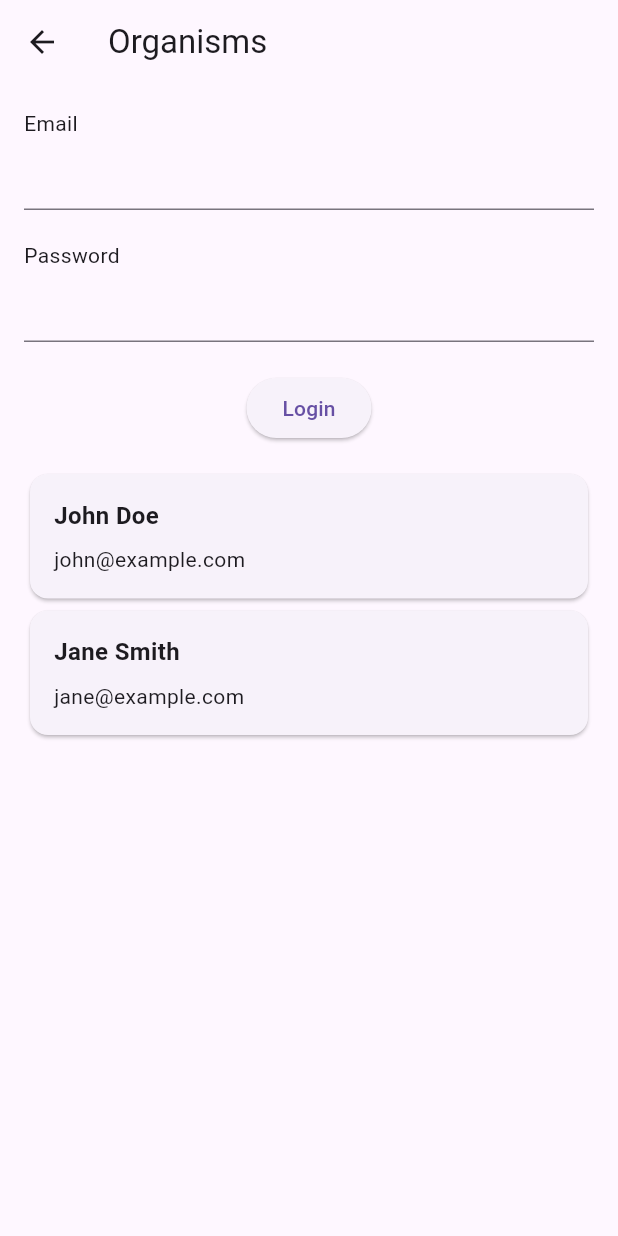
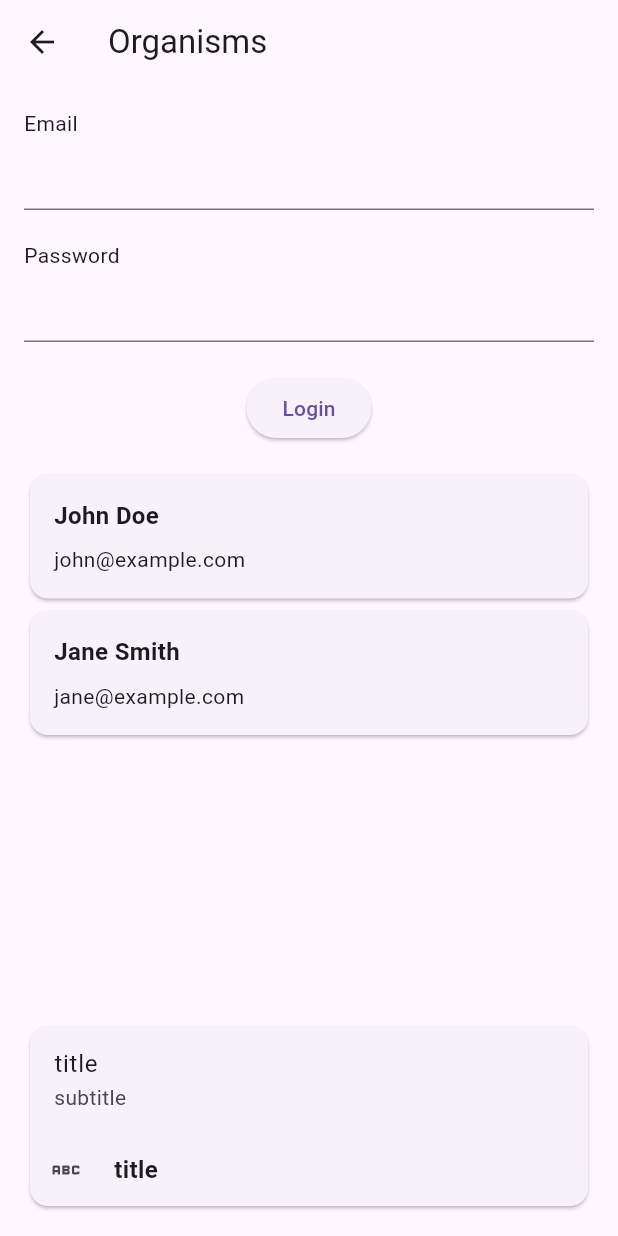
Before and after one commit to jorge-bobrek/fake_store_widgets_package, a Flutter app: the screen it shows after launch, after a tap on "Organisms", on a phone screen of 412 x 824 dp. Run offline on Flutter 3.47's test engine with Material 3 defaults, Android fonts, the phone set to English and light mode, and no system bars.

Commit message:
Add new element

```diff
--- a/example/lib/main.dart
+++ b/example/lib/main.dart
@@ -1,4 +1,5 @@
 import 'package:flutter/material.dart';
+import 'package:example/pages/home_page.dart';
 import 'package:example/pages/atoms_page.dart';
 import 'package:example/pages/molecules_page.dart';
 import 'package:example/pages/organisms_page.dart';
@@ -28,48 +29,3 @@ class Showcase extends StatelessWidget {
     );
   }
 }
-
-class HomePage extends StatelessWidget {
-  const HomePage({super.key});
-
-  @override
-  Widget build(BuildContext context) {
-    return Scaffold(
-      appBar: AppBar(title: const Text('Atomic Design Showcase')),
-      body: ListView(
-        children: [
-          ListTile(
-            title: const Text('Atoms'),
-            onTap: () {
-              Navigator.pushNamed(context, '/atoms');
-            },
-          ),
-          ListTile(
-            title: const Text('Molecules'),
-            onTap: () {
-              Navigator.pushNamed(context, '/molecules');
-            },
-          ),
-          ListTile(
-            title: const Text('Organisms'),
-            onTap: () {
-              Navigator.pushNamed(context, '/organisms');
-            },
-          ),
-          ListTile(
-            title: const Text('Templates'),
-            onTap: () {
-              Navigator.pushNamed(context, '/templates');
-            },
-          ),
-          ListTile(
-            title: const Text('Pages'),
-            onTap: () {
-              Navigator.pushNamed(context, '/pages');
-            },
-          ),
-        ],
-      ),
-    );
-  }
-}
--- a/example/lib/pages/atoms_page.dart
+++ b/example/lib/pages/atoms_page.dart
@@ -16,6 +16,10 @@ class AtomsPage extends StatelessWidget {
             ButtonWidget(label: 'Click Me', onPressed: () {}),
             const SizedBox(height: 16),
             const LabelWidget(text: 'This is a label'),
+            IconButtonWidget(
+              icon: Icons.abc,
+              onPressed: () {},
+            )
           ],
         ),
       ),
--- /dev/null
+++ b/example/lib/pages/home_page.dart
@@ -0,0 +1,47 @@
+
+import 'package:flutter/material.dart';
+
+class HomePage extends StatelessWidget {
+  const HomePage({super.key});
+
+  @override
+  Widget build(BuildContext context) {
+    return Scaffold(
+      appBar: AppBar(title: const Text('Atomic Design Showcase')),
+      body: ListView(
+        children: [
+          ListTile(
+            title: const Text('Atoms'),
+            onTap: () {
+              Navigator.pushNamed(context, '/atoms');
+            },
+          ),
+          ListTile(
+            title: const Text('Molecules'),
+            onTap: () {
+              Navigator.pushNamed(context, '/molecules');
+            },
+          ),
+          ListTile(
+            title: const Text('Organisms'),
+            onTap: () {
+              Navigator.pushNamed(context, '/organisms');
+            },
+          ),
+          ListTile(
+            title: const Text('Templates'),
+            onTap: () {
+              Navigator.pushNamed(context, '/templates');
+            },
+          ),
+          ListTile(
+            title: const Text('Pages'),
+            onTap: () {
+              Navigator.pushNamed(context, '/pages');
+            },
+          ),
+        ],
+      ),
+    );
+  }
+}
--- a/example/lib/pages/molecules_page.dart
+++ b/example/lib/pages/molecules_page.dart
@@ -17,6 +17,7 @@ class MoleculesPage extends StatelessWidget {
             const SizedBox(height: 16),
             const ProfileCardWidget(
                 name: 'John Doe', email: 'john@example.com'),
+                LabelledIconWidget(label: "Example", icon: Icons.abc, onPressed: () {}),
           ],
         ),
       ),
--- a/example/lib/pages/organisms_page.dart
+++ b/example/lib/pages/organisms_page.dart
@@ -13,9 +13,7 @@ class OrganismsPage extends StatelessWidget {
         child: Column(
           children: [
             LoginFormWidget(
-              onLogin: (String email, String password) {
-                // Controlar inicio de sesión
-              },
+              onLogin: (String email, String password) {},
             ),
             const SizedBox(height: 16),
             const Expanded(
@@ -26,6 +24,13 @@ class OrganismsPage extends StatelessWidget {
                 ],
               ),
             ),
+            const SizedBox(height: 16),
+            CardWithIconWidget(
+              title: "title",
+              subtitle: "subtitle",
+              icon: Icons.abc,
+              onPressed: () {},
+            )
           ],
         ),
       ),
--- a/example/lib/pages/pages_tab_page.dart
+++ b/example/lib/pages/pages_tab_page.dart
@@ -7,7 +7,7 @@ class PagesTabPage extends StatelessWidget {
   @override
   Widget build(BuildContext context) {
     return DefaultTabController(
-      length: 2,
+      length: 3,
       child: Scaffold(
         appBar: AppBar(
           title: const Text('Pages'),
@@ -15,6 +15,7 @@ class PagesTabPage extends StatelessWidget {
             tabs: [
               Tab(text: 'Login Page'),
               Tab(text: 'Profile List Page'),
+              Tab(text: 'Icon Page'),
             ],
           ),
         ),
@@ -22,6 +23,7 @@ class PagesTabPage extends StatelessWidget {
           children: [
             LoginPage(),
             ProfileListPage(),
+            IconPage()
           ],
         ),
       ),
--- a/example/lib/pages/templates_tab_page.dart
+++ b/example/lib/pages/templates_tab_page.dart
@@ -7,7 +7,7 @@ class TemplatesTabPage extends StatelessWidget {
   @override
   Widget build(BuildContext context) {
     return DefaultTabController(
-      length: 2,
+      length: 3,
       child: Scaffold(
         appBar: AppBar(
           title: const Text('Templates'),
@@ -15,6 +15,7 @@ class TemplatesTabPage extends StatelessWidget {
             tabs: [
               Tab(text: 'Login Template'),
               Tab(text: 'Profile List Template'),
+              Tab(text: 'Icon template'),
             ],
           ),
         ),
@@ -32,7 +33,14 @@ class TemplatesTabPage extends StatelessWidget {
                 {'name': 'Example Name 1', 'email': 'email@example.com'},
                 {'name': 'Example Name 2', 'email': 'email@example.com'},
               ],
-            )
+            ),
+            IconTemplate(title: "title", items: [
+              IconItem(
+                  title: "title",
+                  subtitle: "subtitle",
+                  icon: Icons.abc,
+                  onPressed: () {})
+            ])
           ],
         ),
       ),
--- a/lib/atomic_design.dart
+++ b/lib/atomic_design.dart
@@ -1,10 +1,15 @@
 export 'package:atomic_design/presentation/atoms/button_widget.dart';
 export 'package:atomic_design/presentation/atoms/label_widget.dart';
+export 'package:atomic_design/presentation/atoms/icon_button_widget.dart';
 export 'package:atomic_design/presentation/molecules/labelled_input_widget.dart';
 export 'package:atomic_design/presentation/molecules/profile_card_widget.dart';
+export 'package:atomic_design/presentation/molecules/labelled_icon_widget.dart.dart';
 export 'package:atomic_design/presentation/organisms/login_form_widget.dart';
 export 'package:atomic_design/presentation/organisms/profile_list_widget.dart';
+export 'package:atomic_design/presentation/organisms/card_with_icon_widget.dart';
 export 'package:atomic_design/presentation/pages/login_page.dart';
 export 'package:atomic_design/presentation/pages/profile_list_page.dart';
+export 'package:atomic_design/presentation/pages/icon_page.dart';
 export 'package:atomic_design/presentation/templates/profile_page_template_widget.dart';
 export 'package:atomic_design/presentation/templates/login_template_widget.dart';
+export 'package:atomic_design/presentation/templates/icon_template.dart';
--- /dev/null
+++ b/lib/presentation/atoms/icon_button_widget.dart
@@ -0,0 +1,16 @@
+import 'package:flutter/material.dart';
+
+class IconButtonWidget extends StatelessWidget {
+  final IconData icon;
+  final VoidCallback onPressed;
+
+  const IconButtonWidget({super.key, required this.icon, required this.onPressed});
+
+  @override
+  Widget build(BuildContext context) {
+    return IconButton(
+      icon: Icon(icon),
+      onPressed: onPressed,
+    );
+  }
+}
--- /dev/null
+++ b/lib/presentation/molecules/labelled_icon_widget.dart.dart
@@ -0,0 +1,22 @@
+import 'package:atomic_design/presentation/atoms/icon_button_widget.dart';
+import 'package:atomic_design/presentation/atoms/label_widget.dart';
+import 'package:flutter/material.dart';
+
+class LabelledIconWidget extends StatelessWidget {
+  final String label;
+  final IconData icon;
+  final VoidCallback onPressed;
+
+  const LabelledIconWidget({super.key, required this.label, required this.icon, required this.onPressed});
+
+  @override
+  Widget build(BuildContext context) {
+    return Row(
+      children: [
+        IconButtonWidget(icon: icon, onPressed: onPressed),
+        const SizedBox(width: 8),
+        LabelWidget(text: label),
+      ],
+    );
+  }
+}
--- /dev/null
+++ b/lib/presentation/organisms/card_with_icon_widget.dart
@@ -0,0 +1,26 @@
+import 'package:atomic_design/presentation/molecules/labelled_icon_widget.dart.dart';
+import 'package:flutter/material.dart';
+
+class CardWithIconWidget extends StatelessWidget {
+  final String title;
+  final String subtitle;
+  final IconData icon;
+  final VoidCallback onPressed;
+
+  const CardWithIconWidget({super.key, required this.title, required this.subtitle, required this.icon, required this.onPressed});
+
+  @override
+  Widget build(BuildContext context) {
+    return Card(
+      child: Column(
+        children: [
+          ListTile(
+            title: Text(title),
+            subtitle: Text(subtitle),
+          ),
+          LabelledIconWidget(label: title, icon: icon, onPressed: onPressed),
+        ],
+      ),
+    );
+  }
+}
--- /dev/null
+++ b/lib/presentation/pages/icon_page.dart
@@ -0,0 +1,31 @@
+import 'package:atomic_design/presentation/templates/icon_template.dart';
+import 'package:flutter/material.dart';
+
+class IconPage extends StatelessWidget {
+  const IconPage({super.key});
+
+  @override
+  Widget build(BuildContext context) {
+    return IconTemplate(
+      title: 'Icons Page',
+      items: [
+        IconItem(
+          title: 'Home',
+          subtitle: 'Go to home page',
+          icon: Icons.home,
+          onPressed: () {
+            ScaffoldMessenger.of(context).showSnackBar(const SnackBar(content: Text('Home button pressed')));
+          },
+        ),
+        IconItem(
+          title: 'Settings',
+          subtitle: 'Go to settings',
+          icon: Icons.settings,
+          onPressed: () {
+            ScaffoldMessenger.of(context).showSnackBar(const SnackBar(content: Text('Settings button pressed')));
+          },
+        ),
+      ],
+    );
+  }
+}
--- /dev/null
+++ b/lib/presentation/templates/icon_template.dart
@@ -0,0 +1,40 @@
+import 'package:atomic_design/presentation/organisms/card_with_icon_widget.dart';
+import 'package:flutter/material.dart';
+
+class IconTemplate extends StatelessWidget {
+  final String title;
+  final List<IconItem> items;
+
+  const IconTemplate({super.key, required this.title, required this.items});
+
+  @override
+  Widget build(BuildContext context) {
+    return Scaffold(
+      appBar: AppBar(title: Text(title)),
+      body: Padding(
+        padding: const EdgeInsets.all(16.0),
+        child: ListView.builder(
+          itemCount: items.length,
+          itemBuilder: (context, index) {
+            final item = items[index];
+            return CardWithIconWidget(
+              title: item.title,
+              subtitle: item.subtitle,
+              icon: item.icon,
+              onPressed: item.onPressed,
+            );
+          },
+        ),
+      ),
+    );
+  }
+}
+
+class IconItem {
+  final String title;
+  final String subtitle;
+  final IconData icon;
+  final VoidCallback onPressed;
+
+  IconItem({required this.title, required this.subtitle, required this.icon, required this.onPressed});
+}
```
